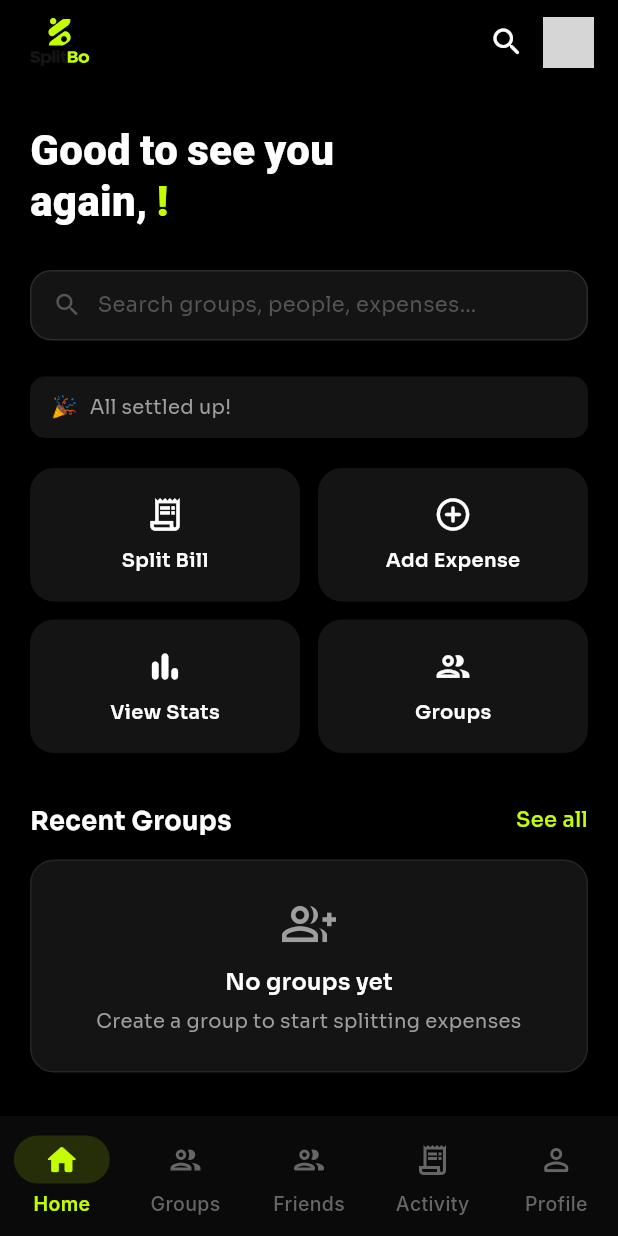
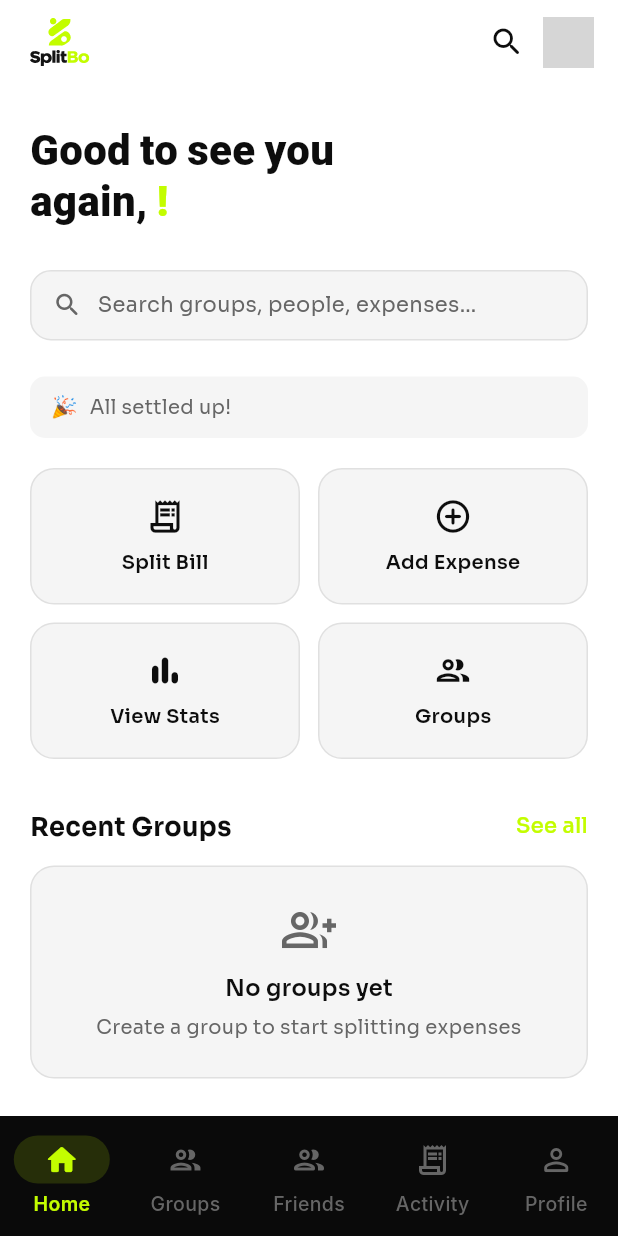
Before and after one commit to VikasNVCchauhan/splitbo, a Flutter app: the screen it shows once a user with an empty profile is signed in, on a phone screen of 412 x 824 dp. Run offline on Flutter 3.47's test engine with Material 3 defaults, Android fonts, the phone set to English and light mode, and no system bars; our stand-ins replace cloud_firestore, cloud_functions, equatable, file_picker, firebase_auth, firebase_core and 10 more; missing offline and left inert: dart:html; accounts and stored records are empty; network calls fail; project files that could hold a hidden picture were left out; grey boxes are pictures that could not be loaded.

Commit message:
fix: light mode — home screen, activity screen fully theme-aware
- home_screen: all hardcoded black/dark colors replaced with context.colors
  tokens (backgroundDefault, surfaceRaised, textPrimary, textSecondary,
  borderDefault) — screen now renders correctly in both light and dark mode
- activity_screen: group name link uses colors.brandPrimary; balance
  positive amount uses colors.semanticPositive instead of hardcoded neon yellow

Co-Authored-By: Claude Code <noreply@anthropic.com>

```diff
--- a/packages/features/activity/lib/src/activity_screen.dart
+++ b/packages/features/activity/lib/src/activity_screen.dart
@@ -202,8 +202,8 @@ class _ActivityTile extends ConsumerWidget {
                       ),
                       TextSpan(
                         text: '"$groupName"',
-                        style: const TextStyle(
-                            color: Color(0xFFC3FD00),
+                        style: TextStyle(
+                            color: colors.brandPrimary,
                             fontSize: 13,
                             fontWeight: FontWeight.w600),
                       ),
@@ -222,7 +222,7 @@ class _ActivityTile extends ConsumerWidget {
                           : 'You owe $symbol${netForMe.abs().toStringAsFixed(0)}',
                       style: TextStyle(
                         color: netForMe > 0
-                            ? const Color(0xFFC3FD00)
+                            ? colors.semanticPositive
                             : const Color(0xFFFF6B6B),
                         fontSize: 12,
                         fontWeight: FontWeight.w600,
--- a/packages/features/balances/lib/src/home_screen.dart
+++ b/packages/features/balances/lib/src/home_screen.dart
@@ -7,14 +7,13 @@ import 'package:go_router/go_router.dart';
 import 'package:intl/intl.dart';
 
 const _green = Color(0xFFC3FD00);
-const _surface = Color(0xFF141414);
-const _textSecondary = Color(0xFF9E9E9E);
 
 class HomeScreen extends ConsumerWidget {
   const HomeScreen({super.key});
 
   @override
   Widget build(BuildContext context, WidgetRef ref) {
+    final colors = context.colors;
     final userAsync = ref.watch(authStateProvider);
     final groupsAsync = ref.watch(watchGroupsProvider);
     final balancesAsync = ref.watch(watchBalancesProvider);
@@ -22,7 +21,7 @@ class HomeScreen extends ConsumerWidget {
     final firstName = user?.displayName.split(' ').first ?? 'there';
 
     return Scaffold(
-      backgroundColor: Colors.black,
+      backgroundColor: colors.backgroundDefault,
       appBar: _HomeAppBar(user: user),
       body: SingleChildScrollView(
         padding: const EdgeInsets.symmetric(horizontal: 20),
@@ -34,10 +33,10 @@ class HomeScreen extends ConsumerWidget {
             // ── Greeting ─────────────────────────────────────────────
             Text.rich(
               TextSpan(children: [
-                const TextSpan(
+                TextSpan(
                   text: 'Good to see you\nagain, ',
                   style: TextStyle(
-                      color: Colors.white,
+                      color: colors.textPrimary,
                       fontSize: 28,
                       fontWeight: FontWeight.w800,
                       height: 1.2),
@@ -60,16 +59,16 @@ class HomeScreen extends ConsumerWidget {
               child: Container(
                 padding: const EdgeInsets.symmetric(horizontal: 14, vertical: 12),
                 decoration: BoxDecoration(
-                  color: _surface,
+                  color: colors.surfaceRaised,
                   borderRadius: BorderRadius.circular(14),
-                  border: Border.all(color: const Color(0xFF2C2C2C)),
+                  border: Border.all(color: colors.borderDefault),
                 ),
-                child: const Row(
+                child: Row(
                   children: [
-                    Icon(Icons.search_rounded, color: Color(0xFF555555), size: 20),
-                    SizedBox(width: 10),
+                    Icon(Icons.search_rounded, color: colors.textSecondary, size: 20),
+                    const SizedBox(width: 10),
                     Text('Search groups, people, expenses…',
-                        style: TextStyle(color: Color(0xFF555555), fontSize: 14)),
+                        style: TextStyle(color: colors.textSecondary, fontSize: 14)),
                   ],
                 ),
               ),
@@ -83,17 +82,17 @@ class HomeScreen extends ConsumerWidget {
                 return Container(
                   padding: const EdgeInsets.symmetric(horizontal: 14, vertical: 10),
                   decoration: BoxDecoration(
-                    color: _surface,
+                    color: colors.surfaceRaised,
                     borderRadius: BorderRadius.circular(10),
                   ),
-                  child: const Row(
+                  child: Row(
                     mainAxisSize: MainAxisSize.min,
                     children: [
-                      Text('🎉', style: TextStyle(fontSize: 14)),
-                      SizedBox(width: 8),
+                      const Text('🎉', style: TextStyle(fontSize: 14)),
+                      const SizedBox(width: 8),
                       Text('All settled up!',
                           style: TextStyle(
-                              color: _textSecondary, fontSize: 13)),
+                              color: colors.textSecondary, fontSize: 13)),
                     ],
                   ),
                 );
@@ -130,8 +129,7 @@ class HomeScreen extends ConsumerWidget {
                             ? 'You are owed ₹${totalNet.toStringAsFixed(0)} overall'
                             : 'You owe ₹${totalNet.abs().toStringAsFixed(0)} overall',
                         style: TextStyle(
-                          color:
-                              isOwed ? _green : const Color(0xFFFF6B6B),
+                          color: isOwed ? _green : const Color(0xFFFF6B6B),
                           fontSize: 13,
                           fontWeight: FontWeight.w600,
                         ),
@@ -190,12 +188,12 @@ class HomeScreen extends ConsumerWidget {
             // ── Recent Groups ─────────────────────────────────────────
             Row(
               children: [
-                const Text(
+                Text(
                   'Recent Groups',
                   style: TextStyle(
                       fontSize: 17,
                       fontWeight: FontWeight.w700,
-                      color: Colors.white),
+                      color: colors.textPrimary),
                 ),
                 const Spacer(),
                 GestureDetector(
@@ -258,6 +256,7 @@ class _HomeAppBar extends StatelessWidget implements PreferredSizeWidget {
 
   @override
   Widget build(BuildContext context) {
+    final colors = context.colors;
     final initials = user?.displayName != null
         ? user!.displayName
             .split(' ')
@@ -268,19 +267,17 @@ class _HomeAppBar extends StatelessWidget implements PreferredSizeWidget {
         : '?';
 
     return AppBar(
-      backgroundColor: Colors.black,
+      backgroundColor: colors.backgroundDefault,
       elevation: 0,
       automaticallyImplyLeading: false,
       centerTitle: false,
       titleSpacing: 20,
       title: const SplitboWordmark(height: 32),
       actions: [
-        // Search
         IconButton(
-          icon: const Icon(Icons.search_rounded, color: Colors.white, size: 24),
+          icon: Icon(Icons.search_rounded, color: colors.textPrimary, size: 24),
           onPressed: () => context.push('/search'),
         ),
-        // Profile avatar → settings
         Padding(
           padding: const EdgeInsets.only(right: 16),
           child: GestureDetector(
@@ -327,23 +324,25 @@ class _QuickTile extends StatelessWidget {
 
   @override
   Widget build(BuildContext context) {
+    final colors = context.colors;
     return GestureDetector(
       onTap: onTap,
       child: Container(
         padding: const EdgeInsets.symmetric(vertical: 18),
         decoration: BoxDecoration(
-          color: _surface,
+          color: colors.surfaceRaised,
           borderRadius: BorderRadius.circular(16),
+          border: Border.all(color: colors.borderDefault),
         ),
         child: Column(
           mainAxisSize: MainAxisSize.min,
           children: [
-            Icon(icon, color: Colors.white, size: 26),
+            Icon(icon, color: colors.textPrimary, size: 26),
             const SizedBox(height: 8),
             Text(
               label,
-              style: const TextStyle(
-                  color: Colors.white,
+              style: TextStyle(
+                  color: colors.textPrimary,
                   fontSize: 13,
                   fontWeight: FontWeight.w600),
             ),
@@ -422,8 +421,8 @@ class _GroupCircle extends StatelessWidget {
               maxLines: 1,
               overflow: TextOverflow.ellipsis,
               textAlign: TextAlign.center,
-              style: const TextStyle(
-                color: Colors.white,
+              style: TextStyle(
+                color: context.colors.textPrimary,
                 fontSize: 11,
                 fontWeight: FontWeight.w500,
               ),
@@ -453,7 +452,7 @@ class _NewGroupCircle extends StatelessWidget {
               width: 64,
               height: 64,
               decoration: BoxDecoration(
-                color: const Color(0xFF1E1E1E),
+                color: context.colors.surfaceRaised,
                 shape: BoxShape.circle,
                 border: Border.all(
                   color: _green.withOpacity(0.5),
@@ -488,29 +487,30 @@ class _EmptyGroupsHint extends StatelessWidget {
 
   @override
   Widget build(BuildContext context) {
+    final colors = context.colors;
     return GestureDetector(
       onTap: onTap,
       child: Container(
         padding: const EdgeInsets.all(24),
         decoration: BoxDecoration(
-          color: _surface,
+          color: colors.surfaceRaised,
           borderRadius: BorderRadius.circular(16),
-          border: Border.all(color: const Color(0xFF252525)),
+          border: Border.all(color: colors.borderDefault),
         ),
         child: Column(
           children: [
-            const Icon(Icons.group_add_outlined,
-                size: 36, color: _textSecondary),
+            Icon(Icons.group_add_outlined,
+                size: 36, color: colors.textSecondary),
             const SizedBox(height: 10),
-            const Text('No groups yet',
+            Text('No groups yet',
                 style: TextStyle(
                     fontSize: 15,
                     fontWeight: FontWeight.w600,
-                    color: Colors.white)),
+                    color: colors.textPrimary)),
             const SizedBox(height: 4),
-            const Text('Create a group to start splitting expenses',
+            Text('Create a group to start splitting expenses',
                 textAlign: TextAlign.center,
-                style: TextStyle(fontSize: 13, color: _textSecondary)),
+                style: TextStyle(fontSize: 13, color: colors.textSecondary)),
           ],
         ),
       ),
```
Also changed, not shown: 2 other files.
